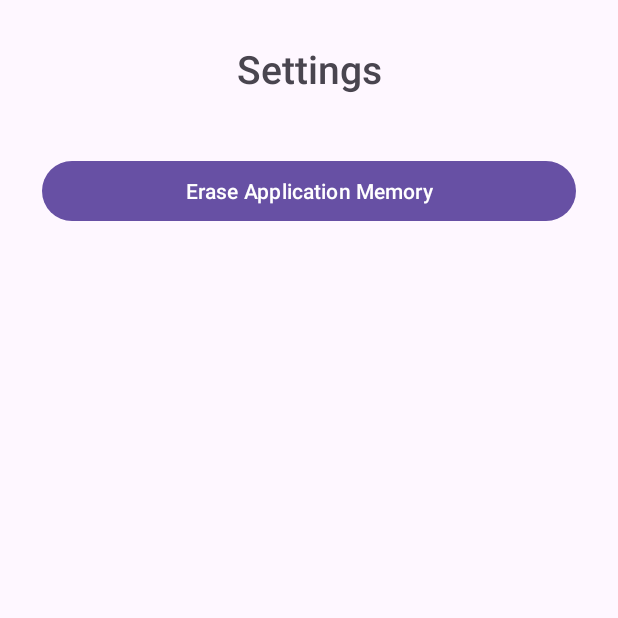
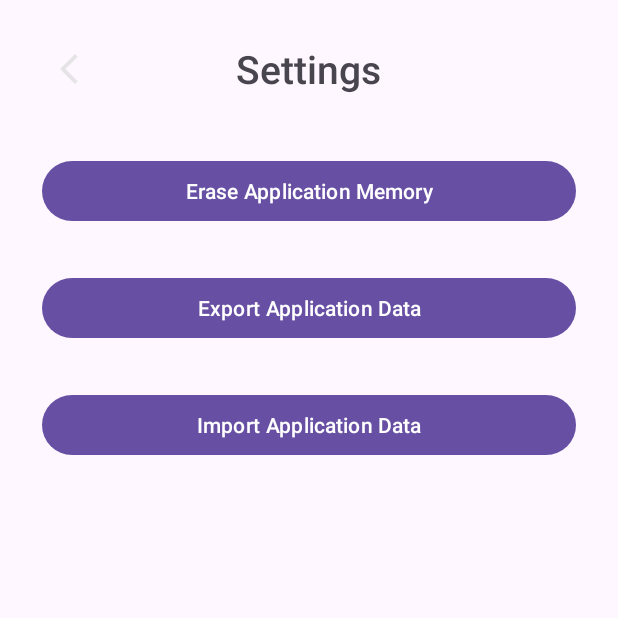
Before and after one commit to Cezary-Androsiuk/fuel-calculator, an Android app: the SettingsActivity screen opened directly, with no data from a screen before it, on a phone screen of 412 x 824 dp, the top half of it. Run offline under Robolectric (Android 15) with nearby library versions, the phone set to English and light mode, and no system bars.

Commit message:
changed application ID, added import/export data buttons to settings and also button to exit the settings

```diff
--- a/app/build.gradle.kts
+++ b/app/build.gradle.kts
@@ -3,11 +3,11 @@ plugins {
 }
 
 android {
-    namespace = "com.example.fuelcalculator"
+    namespace = "com.androsiukcezary.fuelcalculator"
     compileSdk = 35
 
     defaultConfig {
-        applicationId = "com.example.fuelcalculator"
+        applicationId = "com.androsiukcezary.fuelcalculator"
         minSdk = 30
         targetSdk = 35
         versionCode = 1
--- a/app/src/main/java/com/example/fuelcalculator/FuelRecordModel.java
+++ b/app/src/main/java/com/androsiukcezary/fuelcalculator/FuelRecordModel.java
@@ -1,4 +1,4 @@
-package com.example.fuelcalculator;
+package com.androsiukcezary.fuelcalculator;
 
 public class FuelRecordModel {
 
--- a/app/src/main/java/com/example/fuelcalculator/FuelRecordRecyclerViewAdapter.java
+++ b/app/src/main/java/com/androsiukcezary/fuelcalculator/FuelRecordRecyclerViewAdapter.java
@@ -1,4 +1,4 @@
-package com.example.fuelcalculator;
+package com.androsiukcezary.fuelcalculator;
 
 import android.annotation.SuppressLint;
 import android.content.Context;
--- a/app/src/main/java/com/example/fuelcalculator/InitDataSet.java
+++ b/app/src/main/java/com/androsiukcezary/fuelcalculator/InitDataSet.java
@@ -1,4 +1,4 @@
-package com.example.fuelcalculator;
+package com.androsiukcezary.fuelcalculator;
 
 import android.annotation.SuppressLint;
 
--- a/app/src/main/java/com/example/fuelcalculator/MainActivity.java
+++ b/app/src/main/java/com/androsiukcezary/fuelcalculator/MainActivity.java
@@ -1,4 +1,4 @@
-package com.example.fuelcalculator;
+package com.androsiukcezary.fuelcalculator;
 
 import android.annotation.SuppressLint;
 import android.content.Intent;
@@ -7,9 +7,6 @@ import android.os.Bundle;
 import android.os.Handler;
 import android.os.Looper;
 import android.util.Log;
-import android.view.LayoutInflater;
-import android.view.View;
-import android.widget.Button;
 import android.widget.ImageButton;
 
 import androidx.activity.EdgeToEdge;
--- a/app/src/main/java/com/example/fuelcalculator/SettingsActivity.java
+++ b/app/src/main/java/com/androsiukcezary/fuelcalculator/SettingsActivity.java
@@ -1,10 +1,8 @@
-package com.example.fuelcalculator;
+package com.androsiukcezary.fuelcalculator;
 
-import android.content.Intent;
 import android.os.Bundle;
-import android.os.Handler;
-import android.os.Looper;
 import android.widget.Button;
+import android.widget.ImageButton;
 
 import androidx.activity.EdgeToEdge;
 import androidx.appcompat.app.AppCompatActivity;
@@ -16,6 +14,7 @@ public class SettingsActivity extends AppCompatActivity {
 
     static public final int RESULT_ERASE_APP_MEMORY = 38554;
 
+    ImageButton m_closeSettingsButton;
     Button m_eraseAppMemoryButton;
 
     @Override
@@ -29,6 +28,10 @@ public class SettingsActivity extends AppCompatActivity {
             return insets;
         });
 
+        m_closeSettingsButton = (ImageButton) findViewById(R.id.closeSettingsButton);
+        m_closeSettingsButton.setOnClickListener(v -> this.closeSettings());
+
+
         m_eraseAppMemoryButton = (Button) findViewById(R.id.eraseApplicationMemoryButton);
         m_eraseAppMemoryButton.setOnClickListener(v -> this.closeWithEraseAppMemorySignal());
     }
@@ -37,4 +40,9 @@ public class SettingsActivity extends AppCompatActivity {
         setResult(RESULT_ERASE_APP_MEMORY);
         finish();
     }
+
+    private void closeSettings(){
+        setResult(RESULT_OK);
+        finish();
+    }
 }
--- /dev/null
+++ b/app/src/main/res/drawable/baseline_arrow_back_ios_new_24.xml
@@ -0,0 +1,5 @@
+<vector xmlns:android="http://schemas.android.com/apk/res/android" android:height="24dp" android:tint="#000000" android:viewportHeight="24" android:viewportWidth="24" android:width="24dp">
+
+    <path android:fillColor="@android:color/white" android:pathData="M17.77,3.77l-1.77,-1.77l-10,10l10,10l1.77,-1.77l-8.23,-8.23z"/>
+
+</vector>
--- a/app/src/main/res/layout/activity_settings.xml
+++ b/app/src/main/res/layout/activity_settings.xml
@@ -16,13 +16,46 @@
         tools:layout_editor_absoluteX="0dp"
         tools:layout_editor_absoluteY="0dp">
 
-        <TextView
+        <LinearLayout
             android:layout_width="match_parent"
-            android:layout_height="wrap_content"
-            android:text="Settings"
-            android:gravity="center"
-            android:textSize="26sp"
-            android:fontFamily="sans-serif-medium"/>
+            android:layout_height="wrap_content">
+
+            <androidx.constraintlayout.widget.ConstraintLayout
+                android:layout_width="0dp"
+                android:layout_height="match_parent"
+                android:layout_weight="0.3">
+
+                <ImageButton
+                    android:id="@+id/closeSettingsButton"
+                    android:layout_width="0dp"
+                    android:layout_height="match_parent"
+                    android:background="@android:color/transparent"
+                    app:layout_constraintDimensionRatio="1:1"
+                    app:layout_constraintBottom_toBottomOf="parent"
+                    app:layout_constraintStart_toStartOf="parent"
+                    app:layout_constraintTop_toTopOf="parent"
+                    app:srcCompat="@drawable/baseline_arrow_back_ios_new_24"
+                    app:tint="#C1DCDCDC" />
+
+
+            </androidx.constraintlayout.widget.ConstraintLayout>
+
+
+            <TextView
+                android:layout_width="0dp"
+                android:layout_height="wrap_content"
+                android:fontFamily="sans-serif-medium"
+                android:gravity="center"
+                android:text="Settings"
+                android:layout_weight="0.4"
+                android:textSize="26sp"
+                tools:layout_editor_absoluteY="675dp" />
+
+            <View
+                android:layout_width="0dp"
+                android:layout_height="match_parent"
+                android:layout_weight="0.3" />
+        </LinearLayout>
 
         <View
             android:layout_width="wrap_content"
@@ -38,6 +71,23 @@
             android:layout_width="wrap_content"
             android:layout_height="30dp" />
 
+        <Button
+            android:id="@+id/exportApplicationDataButton"
+            android:layout_width="match_parent"
+            android:layout_height="wrap_content"
+            android:text="Export Application Data" />
+
+        <View
+            android:id="@+id/view2"
+            android:layout_width="match_parent"
+            android:layout_height="30dp" />
+
+        <Button
+            android:id="@+id/importApplicationDataButton"
+            android:layout_width="match_parent"
+            android:layout_height="wrap_content"
+            android:text="Import Application Data" />
+
     </LinearLayout>
 
 </androidx.constraintlayout.widget.ConstraintLayout>
```
Also changed, not shown: app/src/main/java/com/androsiukcezary/fuelcalculator/InitAppActivity.java (renamed from app/src/main/java/com/example/fuelcalculator/InitAppActivity.java, +5 -7 lines), 4 other files.
